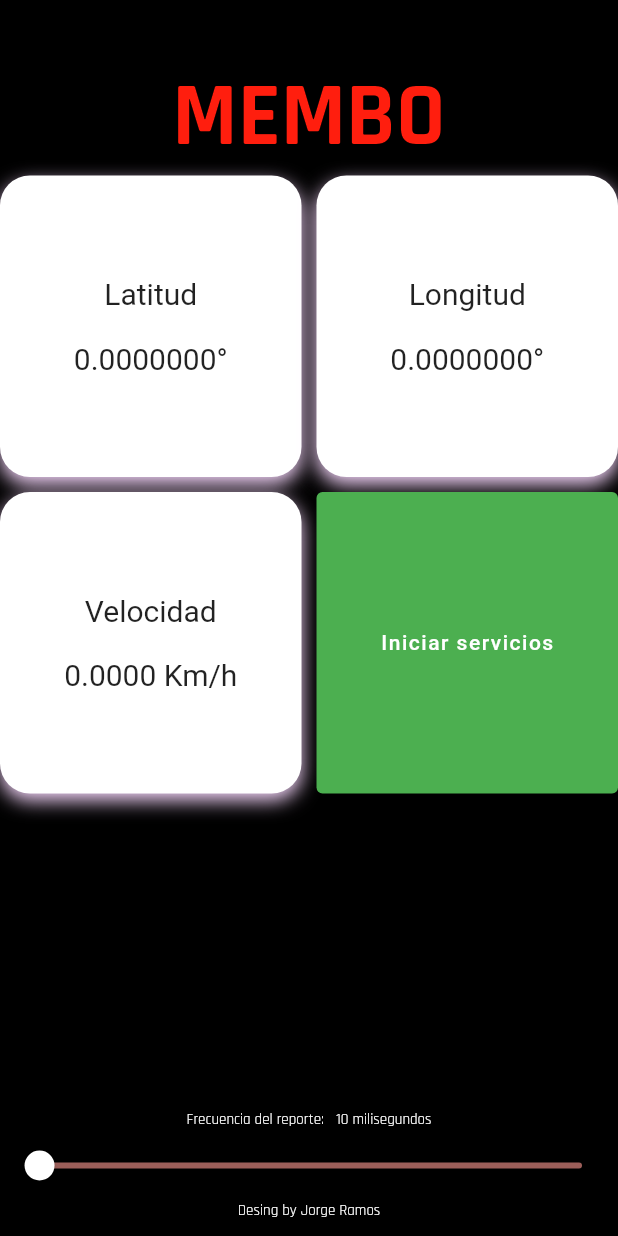
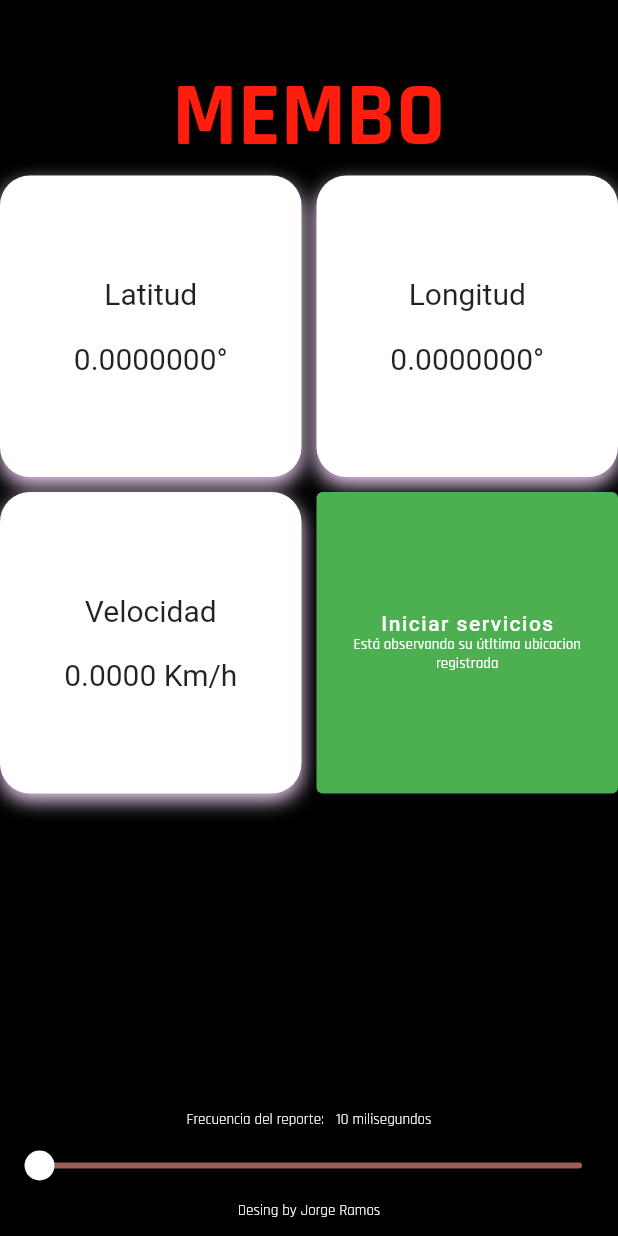
Before and after one commit to Jorge-RA/location_membo, a Flutter app: the screen it shows after launch, on a phone screen of 412 x 824 dp. Run offline on Flutter 3.47's test engine with Material 2 defaults, Android fonts, the phone set to English and light mode, and no system bars; our stand-ins replace flutter_local_notifications, google_fonts, location, shared_preferences.

Commit message:
add sharedPreferences - last saved location

```diff
--- a/lib/main.dart
+++ b/lib/main.dart
@@ -1,10 +1,13 @@
 import 'package:flutter/material.dart';
+import 'package:membo_test_app/providers/preferences.dart';
 import 'package:membo_test_app/providers/providers.dart';
 import 'package:membo_test_app/screens/screens.dart';
 import 'package:provider/provider.dart';
 
 
-void main() {
+void main() async{
+  WidgetsFlutterBinding.ensureInitialized();
+  await Preferences.initPrefers();//Inicializo la instancia de mi SharedPreferences
   runApp(const AppState());
 }
 
--- /dev/null
+++ b/lib/providers/preferences.dart
@@ -0,0 +1,32 @@
+import 'package:shared_preferences/shared_preferences.dart';
+
+class Preferences{
+  static late SharedPreferences _prefs;
+
+  static Future initPrefers() async{
+    _prefs = await SharedPreferences.getInstance();
+  }
+
+  static void setLatestData(Map<String, double?> dataLocation){
+    _prefs.setDouble('latitude', dataLocation['latitude'] ?? 0.0);
+    _prefs.setDouble('longitude', dataLocation['longitude'] ?? 0.0);
+    _prefs.setDouble('speed', dataLocation['speed'] ?? 0.0);
+  }
+
+  static Map<String, double> getLatestData(){
+    final Map<String, double> dataLocation = {
+      'latitude' : 0.0,
+      'longitude' : 0.0,
+      'speed' : 0.0,
+    };
+
+    dataLocation['latitude'] = _prefs.getDouble('latitude') ?? 0.0;
+    dataLocation['longitude'] = _prefs.getDouble('longitude') ?? 0.0;
+    dataLocation['speed'] = _prefs.getDouble('speed') ?? 0.0;
+
+    return dataLocation;
+  }
+
+
+
+}
--- a/lib/widgets/enable_service_button.dart
+++ b/lib/widgets/enable_service_button.dart
@@ -23,11 +23,26 @@ class _EnableServiceButtonState extends State<EnableServiceButton> {
         backgroundColor:
             MaterialStateProperty.all(enable ? Colors.red : Colors.green),
       ),
-      child: Text(
-        enable ? 'Apagar servicios' : 'Iniciar servicios',
-        style: GoogleFonts.russoOne(
-          letterSpacing: 1,
+      child: Column(
+        mainAxisAlignment: MainAxisAlignment.center,
+        children: [
+          Text(
+            enable ? 'Apagar servicios' : 'Iniciar servicios',
+            style: GoogleFonts.russoOne(
+              letterSpacing: 1,
+            ),
+          ),
+          if(!enable)
+          Text(
+          'Está observando su útltima ubicacion registrada',
+          textAlign: TextAlign.center,
+          style: GoogleFonts.rajdhani(
+            fontSize: 10,
+            color: Colors.white,
+
+          ),
         ),
+        ],
       ),
       onPressed: () async {
         if (await locationProvider.checkStatusService()) {
--- a/lib/widgets/gridview_stream.dart
+++ b/lib/widgets/gridview_stream.dart
@@ -47,6 +47,7 @@ class _GridViewStreamState extends State<GridViewStream> with WidgetsBindingObse
         '''Latitud: ${locationProvider.latitude!.toStringAsFixed(7)}°\nLongitud: ${locationProvider.longitude!.toStringAsFixed(7)}°\nVelocidad: ${locationProvider.speed!.toStringAsFixed(4)} Km/h''',
         notificationProvider.notificationDetails,
       );
+
     }
   }
 
@@ -59,7 +60,11 @@ class _GridViewStreamState extends State<GridViewStream> with WidgetsBindingObse
       stream: locationProvider.enableService ? locationProvider.location.onLocationChanged : null,
       builder: (context, snapshot) {
         if (snapshot.hasData || snapshot.data == null) {//Siempre entrará
-          if(snapshot.hasData) locationProvider.getLocation(); //Traigo la nueva ubicacion siempre que el listen del Stream envíe un nuevo dato, esos datos los centralizo en mi Provider
+          if(snapshot.hasData) {
+            locationProvider.getLocation();//Traigo la nueva ubicacion siempre que el listen del Stream envíe un nuevo dato, esos datos los centralizo en mi Provider
+          }else{
+            locationProvider.getLatestLocation();//Traigo la ultima ubicación antes de que se cerrara la aplicación
+          }
           List<Widget> myObjects = [
             InfoBox(text: 'Latitud',value:'${locationProvider.latitude!.toStringAsFixed(7)}°'), //despues de haber seteado los nuevos datos, traigo los datos desde mi Provider
             InfoBox(text: 'Longitud',value: '${locationProvider.longitude!.toStringAsFixed(7)}°'),
--- a/pubspec.yaml
+++ b/pubspec.yaml
@@ -38,6 +38,7 @@ dependencies:
   provider: ^6.0.3
   location: ^4.2.0
   flutter_local_notifications: ^9.5.3+1
+  shared_preferences: ^2.0.15
 
 dev_dependencies:
   flutter_test:
```
Also changed, not shown: lib/providers/location_provider.dart (+14 -0 lines), lib/widgets/custom_slider.dart (+4 -7 lines), pubspec.lock, 2 other files.
